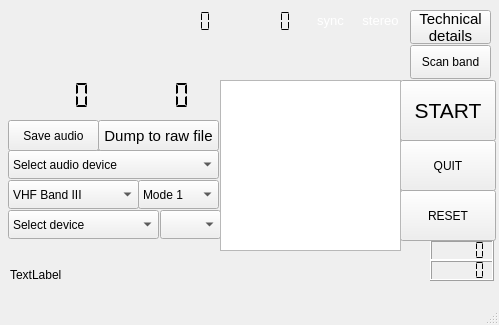
Old version of the form forms/dabradio.ui in the repository JvanKatwijk/qt-dab.
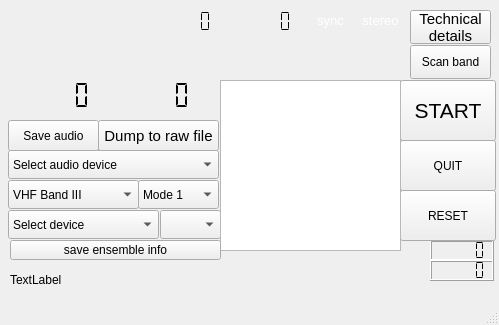
New version of the form.

Commit message: added dump for ensemble info

Diff of the .ui file:
```diff
--- a/forms/dabradio.ui
+++ b/forms/dabradio.ui
@@ -232,9 +232,9 @@
     <property name="geometry">
      <rect>
       <x>10</x>
-      <y>250</y>
+      <y>260</y>
       <width>401</width>
-      <height>51</height>
+      <height>41</height>
      </rect>
     </property>
     <property name="toolTip">
@@ -635,6 +635,19 @@
      <string/>
     </property>
    </widget>
+   <widget class="QPushButton" name="saveEnsembleData">
+    <property name="geometry">
+     <rect>
+      <x>10</x>
+      <y>240</y>
+      <width>211</width>
+      <height>20</height>
+     </rect>
+    </property>
+    <property name="text">
+     <string>save ensemble info</string>
+    </property>
+   </widget>
   </widget>
   <widget class="QStatusBar" name="statusbar"/>
  </widget>
```
The commit also changes 8 other files.
